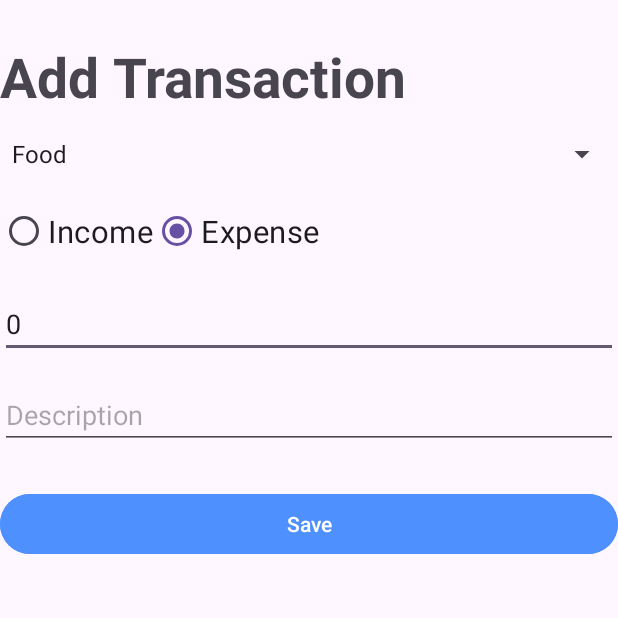
After one commit to Uzair-Jamal/Expense-Tracker, an Android app: the AddTransactionActivity screen opened directly, with no data from a screen before it, on a phone screen of 412 x 824 dp, the top half of it. The commit adds this screen. Run offline under Robolectric (Android 15) with nearby library versions, the phone set to English and light mode, and no system bars; our stand-ins replace data binding, sdp/ssp sizes.

Commit message:
UI done for Add Transaction Screen and home

```diff
--- a/app/src/main/AndroidManifest.xml
+++ b/app/src/main/AndroidManifest.xml
@@ -13,6 +13,12 @@
         android:theme="@style/Theme.MobileAppDeveloperTask"
         tools:targetApi="31">
         <activity
+            android:name=".Ui.Activity.AddTransactionActivity"
+            android:exported="false" />
+        <activity
+            android:name=".Ui.Activity.TransactionActivity"
+            android:exported="false" />
+        <activity
             android:name=".MainActivity"
             android:exported="true">
             <intent-filter>
--- /dev/null
+++ b/app/src/main/java/com/andriod/mobileappdevelopertask/Ui/Activity/AddTransactionActivity.kt
@@ -0,0 +1,40 @@
+package com.andriod.mobileappdevelopertask.Ui.Activity
+
+import android.os.Bundle
+import androidx.activity.enableEdgeToEdge
+import androidx.appcompat.app.AppCompatActivity
+import androidx.core.view.ViewCompat
+import androidx.core.view.WindowInsetsCompat
+import com.andriod.mobileappdevelopertask.R
+import com.andriod.mobileappdevelopertask.databinding.ActivityAddTransactionBinding
+
+class AddTransactionActivity : AppCompatActivity() {
+    private lateinit var binding: ActivityAddTransactionBinding
+    private var category: String = ""
+    private var type: String = ""
+    private var amount: Double = 0.0
+    private var description: String = ""
+    private var date: Long = 0L
+
+    override fun onCreate(savedInstanceState: Bundle?) {
+        super.onCreate(savedInstanceState)
+        binding = ActivityAddTransactionBinding.inflate(layoutInflater)
+        setContentView(binding.root)
+
+        binding.transactionTypeGroup.setOnCheckedChangeListener { group, checkedId ->
+            when (checkedId) {
+                R.id.incomeRadio -> {
+                    type = binding.incomeRadio.text.toString()
+                }
+
+                R.id.expenseRadio -> {
+                    type = binding.expenseRadio.text.toString()
+                }
+            }
+        }
+
+        amount = binding.amountInput.text.toString().toDouble()
+        description = binding.descriptionInput.text.toString()
+        category = binding.categorySpinner.selectedItem.toString()
+    }
+}
--- /dev/null
+++ b/app/src/main/res/color/radio_button_tint.xml
@@ -0,0 +1,7 @@
+<?xml version="1.0" encoding="utf-8"?>
+<selector xmlns:android="http://schemas.android.com/apk/res/android">
+
+    <item android:color="@color/app_color" android:state_checked="true"/>
+
+    <item android:color="@color/white"/>
+</selector>
--- /dev/null
+++ b/app/src/main/res/drawable/ic_add.xml
@@ -0,0 +1,5 @@
+<vector xmlns:android="http://schemas.android.com/apk/res/android" android:height="24dp" android:tint="#000000" android:viewportHeight="24" android:viewportWidth="24" android:width="24dp">
+
+    <path android:fillColor="@android:color/white" android:pathData="M19,13h-6v6h-2v-6H5v-2h6V5h2v6h6v2z"/>
+
+</vector>
--- /dev/null
+++ b/app/src/main/res/layout/activity_add_transaction.xml
@@ -0,0 +1,100 @@
+<?xml version="1.0" encoding="utf-8"?>
+<layout
+    xmlns:android="http://schemas.android.com/apk/res/android"
+    xmlns:app="http://schemas.android.com/apk/res-auto"
+    xmlns:tools="http://schemas.android.com/tools">
+
+        <androidx.constraintlayout.widget.ConstraintLayout
+            android:layout_width="match_parent"
+            android:layout_height="wrap_content"
+            android:layout_marginStart="@dimen/_10sdp"
+            android:layout_marginEnd="@dimen/_10sdp"
+            android:layout_marginBottom="@dimen/_10sdp"
+            >
+
+            <TextView
+                android:id="@+id/title"
+                android:layout_width="wrap_content"
+                android:layout_height="wrap_content"
+                android:text="@string/add_transaction"
+                android:textSize="@dimen/_28ssp"
+                android:textStyle="bold"
+                android:layout_marginTop="@dimen/_20sdp"
+                app:layout_constraintTop_toTopOf="parent"
+                app:layout_constraintStart_toStartOf="parent" />
+
+            <Spinner
+                android:id="@+id/categorySpinner"
+                android:layout_width="0dp"
+                android:layout_height="wrap_content"
+                android:entries="@array/categories"
+                android:textSize="@dimen/_14ssp"
+                app:layout_constraintTop_toBottomOf="@+id/title"
+                app:layout_constraintStart_toStartOf="parent"
+                app:layout_constraintEnd_toEndOf="parent"
+                android:layout_marginTop="@dimen/_12sdp" />
+
+            <RadioGroup
+                android:id="@+id/transactionTypeGroup"
+                android:layout_width="wrap_content"
+                android:layout_height="wrap_content"
+                android:orientation="horizontal"
+                app:layout_constraintTop_toBottomOf="@+id/categorySpinner"
+                app:layout_constraintStart_toStartOf="parent"
+                android:layout_marginTop="@dimen/_12sdp">
+
+                <RadioButton
+                    android:id="@+id/incomeRadio"
+                    android:layout_width="wrap_content"
+                    android:layout_height="wrap_content"
+                    android:textSize="@dimen/_16ssp"
+                    android:backgroundTint="@color/radio_button_tint"
+                    android:text="@string/income" />
+
+                <RadioButton
+                    android:id="@+id/expenseRadio"
+                    android:layout_width="wrap_content"
+                    android:layout_height="wrap_content"
+                    android:text="@string/expense"
+                    android:textSize="@dimen/_16ssp"
+                    android:backgroundTint="@color/radio_button_tint"
+                    android:checked="true"/>
+            </RadioGroup>
+
+            <EditText
+                android:id="@+id/amountInput"
+                android:layout_width="0dp"
+                android:layout_height="wrap_content"
+                android:inputType="numberDecimal"
+                android:hint="@string/amount"
+                android:text="0"
+                app:layout_constraintTop_toBottomOf="@+id/transactionTypeGroup"
+                app:layout_constraintStart_toStartOf="parent"
+                app:layout_constraintEnd_toEndOf="parent"
+                android:layout_marginTop="@dimen/_12sdp" />
+
+            <EditText
+                android:id="@+id/descriptionInput"
+                android:layout_width="0dp"
+                android:layout_height="wrap_content"
+                android:hint="@string/description"
+                android:inputType="textMultiLine"
+                app:layout_constraintTop_toBottomOf="@+id/amountInput"
+                app:layout_constraintStart_toStartOf="parent"
+                app:layout_constraintEnd_toEndOf="parent"
+                android:layout_marginTop="@dimen/_12sdp" />
+
+            <Button
+                android:id="@+id/saveButton"
+                android:layout_width="0dp"
+                android:layout_height="wrap_content"
+                android:text="@string/save"
+                android:backgroundTint="@color/app_color"
+                android:textColor="@android:color/white"
+                app:layout_constraintTop_toBottomOf="@+id/descriptionInput"
+                app:layout_constraintStart_toStartOf="parent"
+                app:layout_constraintEnd_toEndOf="parent"
+                android:layout_marginTop="@dimen/_20sdp" />
+
+        </androidx.constraintlayout.widget.ConstraintLayout>
+</layout>
--- /dev/null
+++ b/app/src/main/res/values/arrays.xml
@@ -0,0 +1,9 @@
+<?xml version="1.0" encoding="utf-8"?>
+<resources>
+    <string-array name="categories">
+        <item>Food</item>
+        <item>Transport</item>
+        <item>Salaries</item>
+        <item>Rent</item>
+    </string-array>
+</resources>
--- a/app/src/main/res/values/colors.xml
+++ b/app/src/main/res/values/colors.xml
@@ -2,4 +2,5 @@
 <resources>
     <color name="black">#FF000000</color>
     <color name="white">#FFFFFFFF</color>
+    <color name="app_color">#4f90ff</color>
 </resources>
--- a/app/src/main/res/values/strings.xml
+++ b/app/src/main/res/values/strings.xml
@@ -1,3 +1,9 @@
 <resources>
     <string name="app_name">Expense Tracker</string>
+    <string name="income">Income</string>
+    <string name="expense">Expense</string>
+    <string name="amount">Amount</string>
+    <string name="description">Description</string>
+    <string name="save">Save</string>
+    <string name="add_transaction">Add Transaction</string>
 </resources>
--- a/gradle/libs.versions.toml
+++ b/gradle/libs.versions.toml
@@ -14,6 +14,8 @@ materialVersion = "1.11.0"
 mpandroidchart = "3.1.0"
 navigationFragment = "2.9.0"
 roomKtx = "2.7.2"
+sdpAndroid = "1.1.0"
+sspAndroid = "1.1.0"
 
 [libraries]
 androidx-core-ktx = { group = "androidx.core", name = "core-ktx", version.ref = "coreKtx" }
@@ -32,6 +34,8 @@ androidx-activity = { group = "androidx.activity", name = "activity", version.re
 androidx-constraintlayout = { group = "androidx.constraintlayout", name = "constraintlayout", version.ref = "constraintlayout" }
 material-v1110 = { module = "com.google.android.material:material", version.ref = "materialVersion" }
 mpandroidchart = { module = "com.github.PhilJay:MPAndroidChart", version.ref = "mpandroidchart" }
+sdp-android = { module = "com.intuit.sdp:sdp-android", version.ref = "sdpAndroid" }
+ssp-android = { module = "com.intuit.ssp:ssp-android", version.ref = "sspAndroid" }
 
 [plugins]
 android-application = { id = "com.android.application", version.ref = "agp" }
```
Also changed, not shown: app/build.gradle.kts (+7 -0 lines), app/src/main/java/com/andriod/mobileappdevelopertask/Ui/Activity/TransactionActivity.kt (added, +19 -0 lines), app/src/main/res/drawable/button_outline.xml (added, +9 -0 lines), app/src/main/res/layout/activity_transaction.xml (added, +42 -0 lines).
